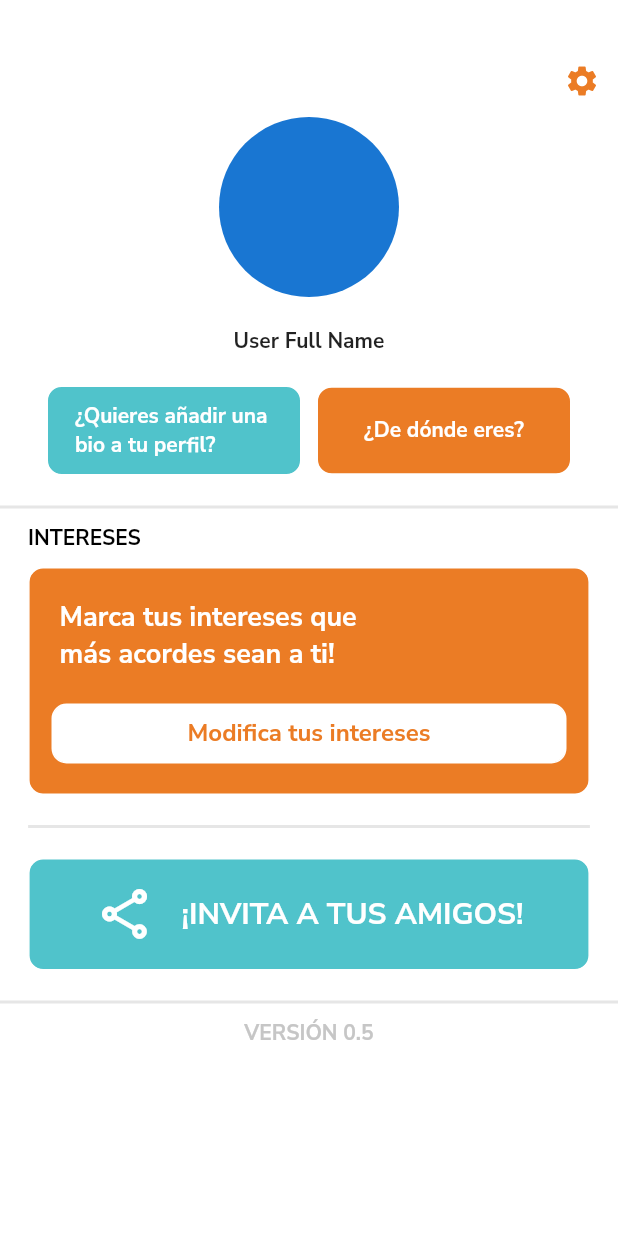
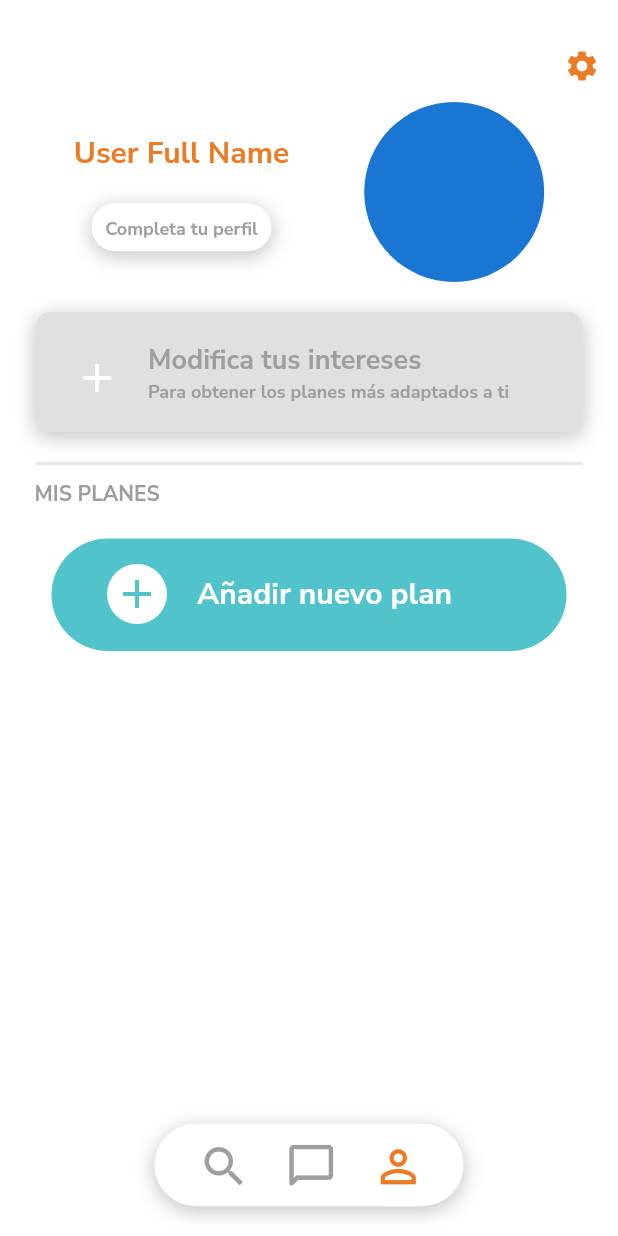
Before and after one commit to PaskiOnSalesians/MapOut_App, a Flutter app: the screen it shows after launch, on a phone screen of 412 x 824 dp. Run offline on Flutter 3.47's test engine with Material 2 defaults, Android fonts, the phone set to English and light mode, and no system bars; our stand-ins replace firebase_auth, firebase_core, flutter_svg, fluttertoast, google_fonts, google_sign_in; missing offline and left inert: flutter_facebook_auth, twitter_login; accounts and stored records are empty.

Commit message:
Mdofied Profile Screen

```diff
--- a/mapoutapp/lib/main.dart
+++ b/mapoutapp/lib/main.dart
@@ -1,7 +1,7 @@
 import 'package:firebase_core/firebase_core.dart';
 import 'package:flutter/material.dart';
 import 'package:google_fonts/google_fonts.dart';
-import 'package:mapoutapp/screens/profile/profile.dart';
+import 'package:mapoutapp/screens/profile/profile_definitivo.dart';
 
 
 /*
@@ -33,7 +33,7 @@ class MyApp extends StatelessWidget {
         primarySwatch: Colors.blue,
         textTheme: GoogleFonts.nunitoSansTextTheme(),
       ),
-      home: const ProfileScreen(),
+      home: const ProfileFinalScreen(),
     );
   }
 }
--- /dev/null
+++ b/mapoutapp/lib/screens/profile/profile_definitivo.dart
@@ -0,0 +1,349 @@
+// ignore_for_file: camel_case_types
+
+import 'package:flutter/material.dart';
+import 'package:mapoutapp/screens/search/search.dart';
+import 'package:mapoutapp/screens/settings/settings.dart';
+
+class ProfileFinalScreen extends StatefulWidget {
+  const ProfileFinalScreen({Key? key}) : super(key: key);
+
+  @override
+  State<ProfileFinalScreen> createState() => _ProfileFinalScreenState();
+}
+
+class _ProfileFinalScreenState extends State<ProfileFinalScreen> {
+  @override
+  Widget build(BuildContext context) {
+    return Scaffold(
+      body: Container(
+        color: Colors.white,
+        child: Column(
+          children: [
+            SizedBox(
+              height: MediaQuery.of(context).size.height/ 1.1,
+              child: Column(
+                children: const [
+                  // Information profile
+                  SizedBox(height: 20,),
+                  SettingsButton(),
+                  ProfilePhoto(),
+                  SizedBox(height: 20,),
+                  ActionProfileButtons(),
+                  SizedBox(height: 20,),
+                  SeparatorMain(),
+                  SizedBox(height: 10,),
+                  InterestText(),
+                  SizedBox(height: 20,),
+                  AddNewAction()
+
+                ],
+              ),
+            ),
+            const Menu()
+          ],
+        ),
+      )
+    );
+  }
+}
+
+class AddNewAction extends StatelessWidget {
+  const AddNewAction({
+    Key? key,
+  }) : super(key: key);
+
+  @override
+  Widget build(BuildContext context) {
+    return Container(
+      width: MediaQuery.of(context).size.width / 1.2,
+      height: 75,
+      decoration: BoxDecoration(
+        color: const Color(0xFF50C3CB),
+        border: Border.all(color: Colors.transparent),
+        borderRadius: const BorderRadius.all(Radius.circular(50)),
+      ),
+      child: ListTile(
+        title:  Padding(
+          padding: const EdgeInsets.fromLTRB(20, 12, 0, 0),
+          child: Row(
+            children: const [
+              CircleAvatar(
+                backgroundColor: Colors.white,
+                child: Icon(Icons.add, color: Color(0xFF50C3CB),size: 32,)
+              ),
+              SizedBox(width: 20,),
+              Text(
+                'Añadir nuevo plan',
+                style: TextStyle(
+                  color: Colors.white,
+                  fontWeight: FontWeight.bold,
+                  fontSize: 20
+                ),
+              ),
+            ],
+          )
+        ),
+        onTap: (){},
+      )
+    );
+  }
+}
+
+class SeparatorMain extends StatelessWidget {
+  const SeparatorMain({
+    Key? key,
+  }) : super(key: key);
+
+  @override
+  Widget build(BuildContext context) {
+    return SizedBox(
+      width: MediaQuery.of(context).size.width / 1.13,
+      child: Container(
+        width: MediaQuery.of(context).size.width,
+        height: 2,
+        color: const Color.fromARGB(113, 198, 198, 198)
+      ),
+    );
+  }
+}
+
+class Menu extends StatelessWidget {
+  const Menu({
+    Key? key,
+  }) : super(key: key);
+
+  @override
+  Widget build(BuildContext context) {
+    return Container(
+      width: MediaQuery.of(context).size.width / 2,
+      height: 55,
+      decoration: BoxDecoration(
+        color: Colors.white,
+        border: Border.all(color: Colors.white),
+        borderRadius: const BorderRadius.all(Radius.circular(50)),
+        boxShadow: const [
+          BoxShadow(
+            //color: Colors.grey.withOpacity(0.5),
+            color: Color.fromARGB(113, 130, 130, 130),
+            spreadRadius: 1,
+            blurRadius: 10,
+            offset: Offset(0, 3),
+          )
+        ]
+      ),
+      child: Row(
+        mainAxisAlignment: MainAxisAlignment.center,
+        children: [
+          IconButton(onPressed: (){
+            Navigator.of(context).push(MaterialPageRoute(builder: (context) => const SearchScreen()));
+          }, icon: const Icon(Icons.search, color: Colors.grey, size: 35,)),
+          const SizedBox(width: 10,),
+          IconButton(onPressed: (){}, icon: const Icon(Icons.chat_bubble_outline_rounded, color: Colors.grey, size: 35,)),
+          const SizedBox(width: 10,),
+          IconButton(onPressed: (){}, icon: const Icon(Icons.person_outline, color: Color(0xFFEB7C25), size: 35,))
+        ],
+      ),
+    );
+  }
+}
+
+class InterestText extends StatelessWidget {
+  const InterestText({
+    Key? key,
+  }) : super(key: key);
+
+  @override
+  Widget build(BuildContext context) {
+    return Row(
+      children: const [
+        Padding(
+          padding: EdgeInsets.only(left: 23),
+          child: Text(
+            'MIS PLANES',
+            style: TextStyle(
+              color: Colors.grey,
+              fontWeight: FontWeight.bold
+            ),
+          ),
+        )
+      ],
+    );
+  }
+}
+
+class SettingsButton extends StatelessWidget {
+  const SettingsButton({
+    Key? key,
+  }) : super(key: key);
+
+  @override
+  Widget build(BuildContext context) {
+    return Row(
+      mainAxisAlignment: MainAxisAlignment.end,
+      children: [
+        IconButton(onPressed: (){
+          Navigator.of(context).push(MaterialPageRoute(builder: (context) => const SettingsScreen()));
+        }, icon: const Icon(Icons.settings, color: Color(0xFFEB7C25),))
+      ]
+    );
+  }
+}
+
+class FullNameDisplay extends StatelessWidget {
+  const FullNameDisplay({
+    Key? key,
+  }) : super(key: key);
+
+  @override
+  Widget build(BuildContext context) {
+    return Row(
+      mainAxisAlignment: MainAxisAlignment.center,
+      children: const [
+        Text(
+          'User Full Name',
+          style: TextStyle(
+            fontWeight: FontWeight.bold,
+            color: Color(0xFFEB7C25)
+          ),
+        )
+      ],
+    );
+  }
+}
+
+class ProfilePhoto extends StatelessWidget {
+  const ProfilePhoto({
+    Key? key,
+  }) : super(key: key);
+
+  @override
+  Widget build(BuildContext context) {
+    return Row(
+      mainAxisAlignment: MainAxisAlignment.center,
+      children: [
+        Column(
+          children: [
+            const Text(
+              'User Full Name',
+              style: TextStyle(
+                color: Color(0xFFEB7C25),
+                fontWeight: FontWeight.bold,
+                fontSize: 20
+              ),
+            ),
+            const SizedBox(height: 20,),
+            Container(
+              width: 120,
+              height: 32,
+              decoration: BoxDecoration(
+                color: Colors.white,
+                border: Border.all(color: Colors.white),
+                borderRadius: const BorderRadius.all(Radius.circular(50)),
+                boxShadow: const [
+                  BoxShadow(
+                    //color: Colors.grey.withOpacity(0.5),
+                    color: Color.fromARGB(113, 130, 130, 130),
+                    spreadRadius: 1,
+                    blurRadius: 10,
+                    offset: Offset(0, 3),
+                  )
+                ]
+              ),
+              child: TextButton(
+                onPressed: (){},
+                child: const Text(
+                  'Completa tu perfil',
+                  style: TextStyle(
+                    color: Colors.grey,
+                    fontWeight: FontWeight.bold,
+                    fontSize: 12
+                  ),
+                )
+              ),
+            )
+          ],
+        ),
+        const SizedBox(width: 50,),
+        const CircleAvatar(
+          radius: 60,
+          //backgroundImage: Image(image: ''),
+        )
+      ],
+    );
+  }
+}
+
+class ActionProfileButtons extends StatelessWidget {
+  const ActionProfileButtons({
+    Key? key,
+  }) : super(key: key);
+
+  @override
+  Widget build(BuildContext context) {
+    return Row(
+      mainAxisAlignment: MainAxisAlignment.center,
+      children: [
+        Container(
+          width: MediaQuery.of(context).size.width / 1.13,
+          height: 80,
+          decoration: BoxDecoration(
+            color: const Color(0xFFE0E0E0),
+            border: Border.all(color: Colors.transparent),
+            borderRadius: const BorderRadius.all(Radius.circular(10)),
+            boxShadow: const [
+              BoxShadow(
+                //color: Colors.grey.withOpacity(0.5),
+                color: Color.fromARGB(113, 130, 130, 130),
+                spreadRadius: 1,
+                blurRadius: 10,
+                offset: Offset(0, 3),
+              )
+            ]
+          ),
+          child: ListTile(
+            title: Padding(
+              padding: const EdgeInsets.fromLTRB(0, 15, 0, 0),
+              child: Row(
+                children: [
+                  Column(
+                    mainAxisAlignment: MainAxisAlignment.start,
+                    crossAxisAlignment: CrossAxisAlignment.start,
+                    children: [
+                      IconButton(
+                        icon: const Icon(Icons.add, color: Colors.white, size: 32,),
+                        onPressed: (){},
+                      )
+                    ],
+                  ),
+                  const SizedBox(width: 10,),
+                  Column(
+                    mainAxisAlignment: MainAxisAlignment.start,
+                    crossAxisAlignment: CrossAxisAlignment.start,
+                    children: const [
+                      Text(
+                        'Modifica tus intereses',
+                        style: TextStyle(
+                          color: Colors.grey,
+                          fontWeight: FontWeight.bold,
+                          fontSize: 18
+                        ),
+                      ),
+                      Text(
+                        'Para obtener los planes más adaptados a ti',
+                        style: TextStyle(
+                          color: Colors.grey,
+                          fontWeight: FontWeight.bold,
+                          fontSize: 12
+                        ),
+                      ),
+                    ],
+                  ),
+                ],
+              ),
+            ),
+          ),
+        ),
+      ],
+    );
+  }
+}
```
Also changed, not shown: mapoutapp/lib/screens/profile/profile.dart (+53 -6 lines), mapoutapp/lib/screens/search/search.dart (+56 -0 lines).
